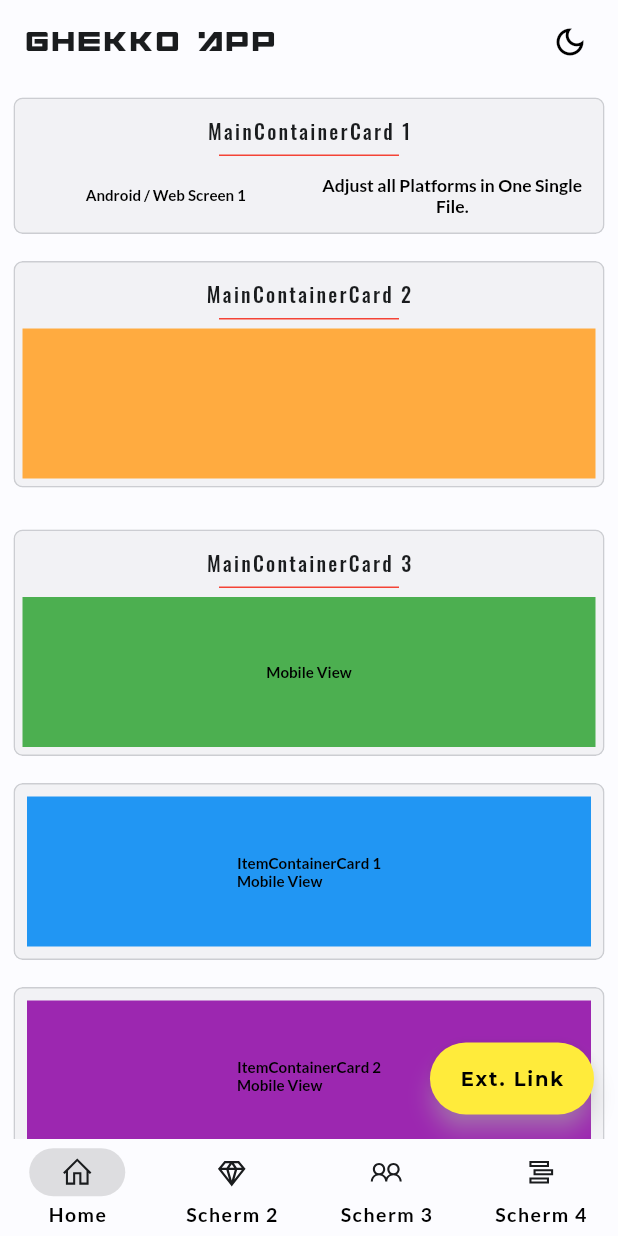
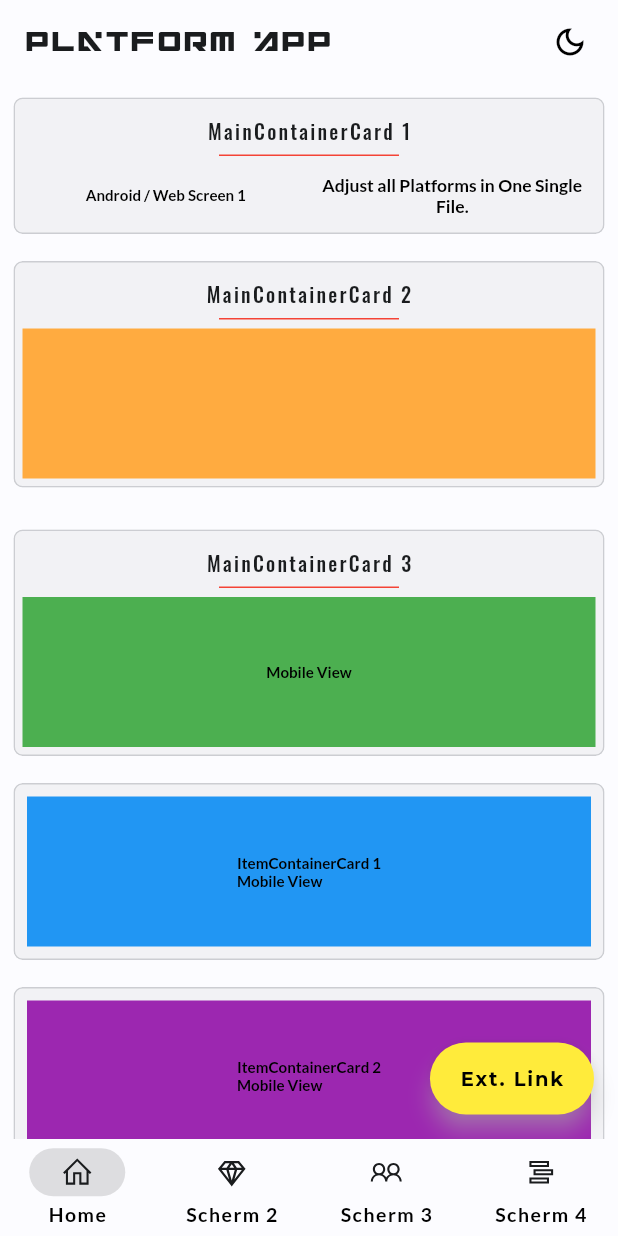
Before and after one commit to GhekkoNL/flutter_platform_app, a Flutter app: the screen it shows after launch, on a phone screen of 412 x 824 dp. Run offline on Flutter 3.47's test engine with Material 3 defaults, Android fonts, the phone set to English and light mode, and no system bars; our stand-ins replace gap, get, google_fonts, line_icons, responsive_sizer, webview_flutter; missing offline and left inert: fluent_ui, flutter_acrylic, macos_ui, window_manager; project files that could hold a hidden picture were left out.

Commit message:
appName adjustments

```diff
--- a/lib/app/widgets/app_bar_title.dart
+++ b/lib/app/widgets/app_bar_title.dart
@@ -1,6 +1,7 @@
 import 'dart:io';
 import 'package:flutter/foundation.dart';
 import 'package:flutter/material.dart';
+import 'package:get/get.dart';
 
 class AppBarTitle extends StatelessWidget {
   const AppBarTitle({super.key});
@@ -10,7 +11,7 @@ class AppBarTitle extends StatelessWidget {
     return LayoutBuilder(builder: (context, constraints) {
       /// Android & Web
       if (kIsWeb || Platform.isAndroid) {
-        return Text('Ghekko App',
+        return Text('appName'.tr,
             style: TextStyle(
               fontFamily: 'Electric Toaster',
               color: Theme.of(context).canvasColor,
@@ -19,40 +20,40 @@ class AppBarTitle extends StatelessWidget {
             ));
         /// iOS
       } else if (Platform.isIOS) {
-        return const Text('Ghekko App',
-            style: TextStyle(
+        return Text('appName'.tr,
+            style: const TextStyle(
               fontFamily: 'Electric Toaster',
               fontWeight: FontWeight.w400,
               fontSize: 13,
             ));
         /// MAC OS
       } else if (Platform.isMacOS) {
-        return const Text('Ghekko App',
-            style: TextStyle(
+        return Text('appName'.tr,
+            style: const TextStyle(
               fontFamily: 'Electric Toaster',
               fontWeight: FontWeight.w400,
               fontSize: 13,
             ));
         /// Linux
       } else if (Platform.isLinux) {
-        return const Text('Ghekko App',
-            style: TextStyle(
+        return Text('appName'.tr,
+            style: const TextStyle(
               fontFamily: 'Electric Toaster',
               fontWeight: FontWeight.w400,
               fontSize: 13,
             ));
         /// Windows
       } else if (Platform.isWindows) {
-        return const Text('Ghekko App',
-            style: TextStyle(
+        return Text('appName'.tr,
+            style: const TextStyle(
               fontFamily: 'Electric Toaster',
               fontWeight: FontWeight.w400,
               fontSize: 13,
             ));
         /// Fuchsia or Else
       } else {
-        return const Text('Ghekko App',
-            style: TextStyle(
+        return Text('appName'.tr,
+            style: const TextStyle(
               fontFamily: 'Electric Toaster',
               fontWeight: FontWeight.w400,
               fontSize: 13,
--- a/lib/locale/translations.dart
+++ b/lib/locale/translations.dart
@@ -4,7 +4,7 @@ class Languages extends Translations {
   @override
   Map<String, Map<String, String>> get keys => {
     'nl_NL': {
-      "appName" : "Ghekko App",
+      "appName" : "Platform App",
 
       "Main Navigation": " - - - App - - - ",
       "menuScreen1": "Home",
@@ -30,7 +30,7 @@ class Languages extends Translations {
       "adjustAllPlatforms": "Adjust all Platforms in One Single File.",
     },
     'en_GB': {
-      "appName" : "Ghekko App",
+      "appName" : "Platform App",
 
       "Main Navigation": " - - - App - - - ",
       "menuScreen1": "Home",
--- a/lib/platform/windows/windows_app.dart
+++ b/lib/platform/windows/windows_app.dart
@@ -15,8 +15,8 @@ class WindowsApp extends StatelessWidget {
     return FluentApp(
       debugShowCheckedModeBanner: false,
       home: NavigationView(
-        appBar: const NavigationAppBar(
-          title: Text('Bodyland Men\'s BodyCare'),
+        appBar: NavigationAppBar(
+          title: Text('appName'.tr),
         ),
         pane: NavigationPane(displayMode: PaneDisplayMode.auto, items: [
           PaneItem(
```
